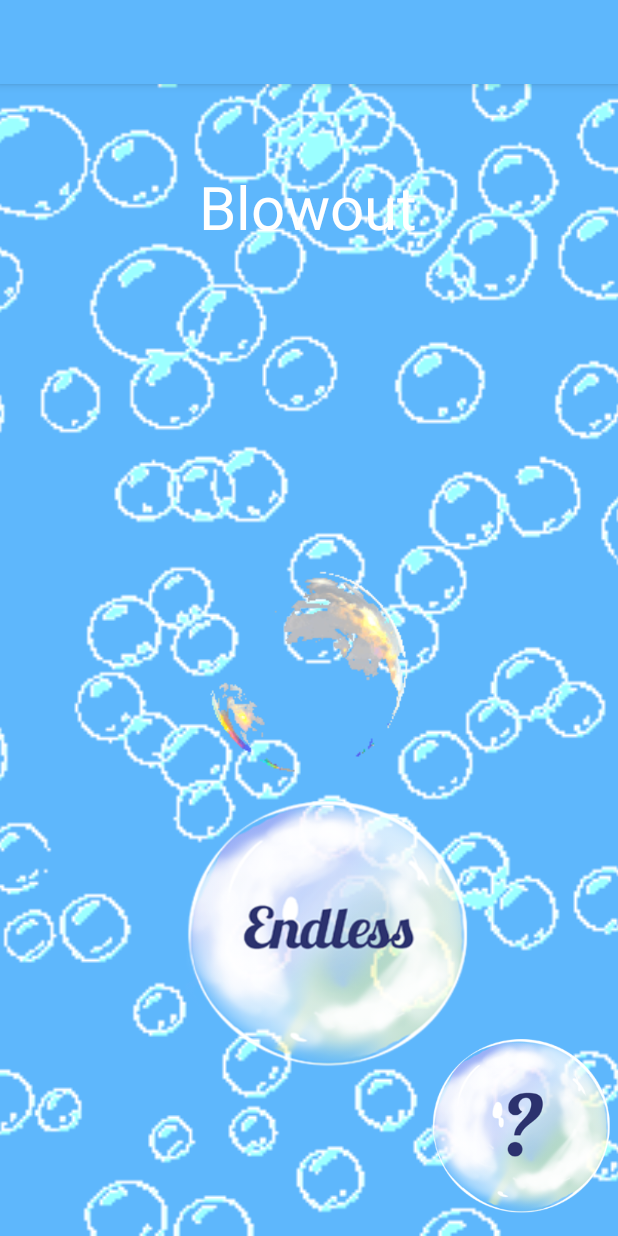
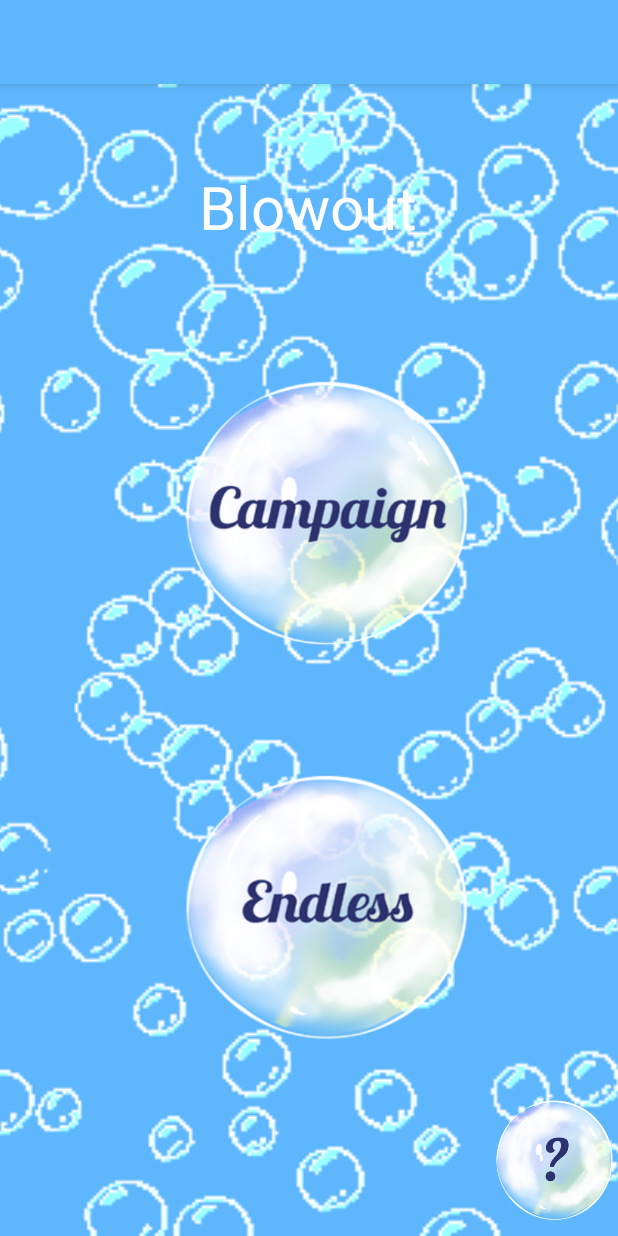
Before and after one commit to Slafed/Bubbles, an Android app: the MainActivity screen opened directly, with no data from a screen before it, on a phone screen of 412 x 824 dp. Run offline under Robolectric (Android 15) with nearby library versions, the phone set to English and light mode, and no system bars; Roboto replaces fonts that are not available here.

Commit message:
new buttons

```diff
--- a/app/src/main/res/layout/activity_main.xml
+++ b/app/src/main/res/layout/activity_main.xml
@@ -35,33 +35,34 @@
 
     <Button
         android:id="@+id/campaignButton"
-        android:layout_width="182dp"
-        android:layout_height="170dp"
-        android:background="@drawable/buttonshape"
-        android:drawableTop="@drawable/bubblebutton"
-        android:text="Hello"
+        android:layout_width="@dimen/buttonWidth"
+        android:layout_height="@dimen/buttonHeight"
+        android:background="@drawable/bub"
+        android:onClick="campaign"
         app:layout_constraintBottom_toBottomOf="parent"
         app:layout_constraintEnd_toEndOf="parent"
+        app:layout_constraintHorizontal_bias="0.55"
         app:layout_constraintStart_toStartOf="parent"
-        app:layout_constraintTop_toTopOf="parent" />
+        app:layout_constraintTop_toTopOf="parent"
+        app:layout_constraintVertical_bias="0.323" />
 
     <Button
         android:id="@+id/endlessButton"
-        android:layout_width="204dp"
-        android:layout_height="221dp"
+        android:layout_width="@dimen/buttonWidth"
+        android:layout_height="@dimen/buttonHeight"
         android:background="@drawable/bube"
         android:onClick="campaign"
         app:layout_constraintBottom_toBottomOf="parent"
         app:layout_constraintEnd_toEndOf="parent"
-        app:layout_constraintHorizontal_bias="0.555"
+        app:layout_constraintHorizontal_bias="0.55"
         app:layout_constraintStart_toStartOf="parent"
         app:layout_constraintTop_toTopOf="parent"
-        app:layout_constraintVertical_bias="0.835" />
+        app:layout_constraintVertical_bias="0.803" />
 
     <Button
         android:id="@+id/tutorial"
-        android:layout_width="130dp"
-        android:layout_height="145dp"
+        android:layout_width="85dp"
+        android:layout_height="100dp"
         android:background="@drawable/bubt"
         app:layout_constraintBottom_toBottomOf="parent"
         app:layout_constraintEnd_toEndOf="parent"
--- a/app/src/main/res/values/dimens.xml
+++ b/app/src/main/res/values/dimens.xml
@@ -12,4 +12,6 @@
     <dimen name="fontLarge">40sp</dimen>
     <dimen name="buttonMarginStart">32dp</dimen>
     <dimen name="buttonMarginTop">60dp</dimen>
+    <dimen name="buttonWidth">205dp</dimen>
+    <dimen name="buttonHeight">220dp</dimen>
 </resources>
```
